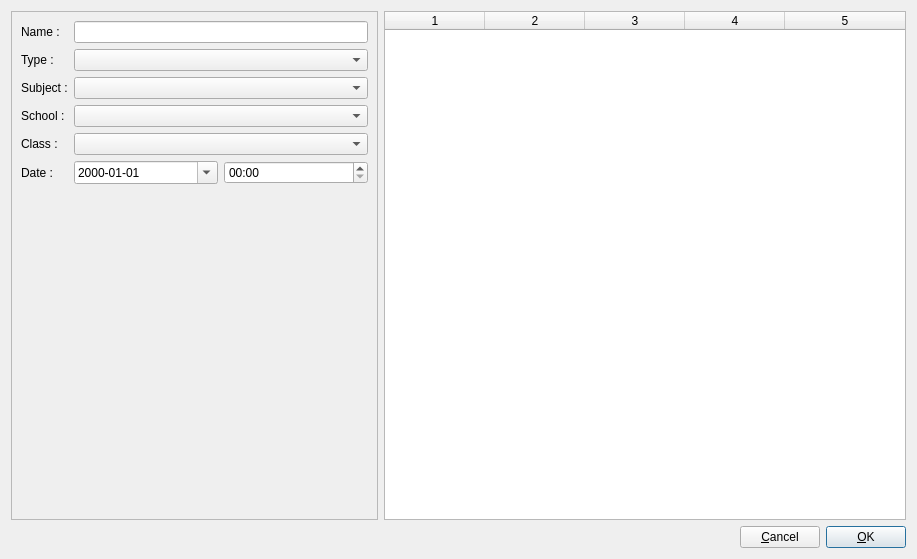
This is TeacherHelper/src/editAssessmentForm.ui in jeremydumais/TeacherHelper as Qt 5 draws it before an edit. The edited form follows.
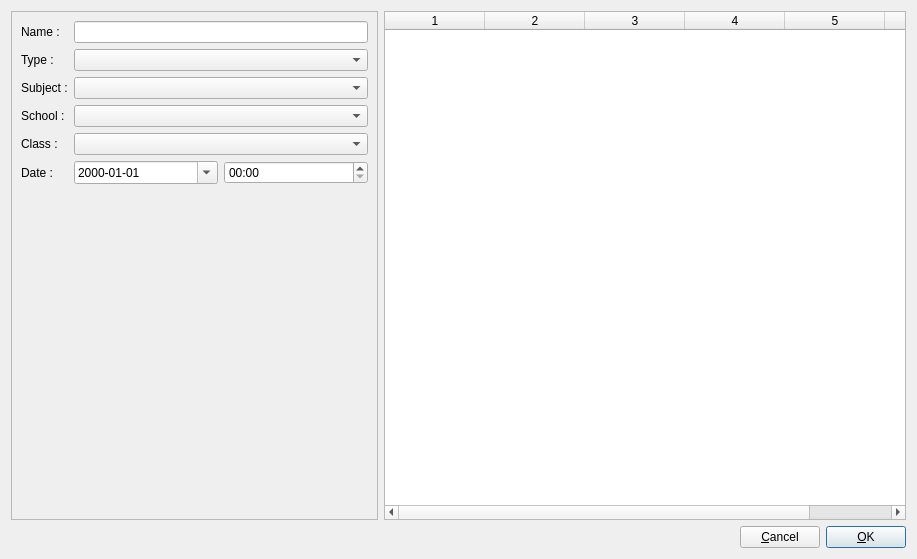
This is the edited form. Icons and pictures are not drawn.

The edit to the form file:
```diff
--- a/TeacherHelper/src/editAssessmentForm.ui
+++ b/TeacherHelper/src/editAssessmentForm.ui
@@ -123,7 +123,7 @@
           <enum>QAbstractItemView::SingleSelection</enum>
          </property>
          <property name="columnCount">
-          <number>5</number>
+          <number>6</number>
          </property>
          <attribute name="horizontalHeaderStretchLastSection">
           <bool>true</bool>
@@ -136,6 +136,7 @@
          <column/>
          <column/>
          <column/>
+         <column/>
         </widget>
        </item>
       </layout>
```
